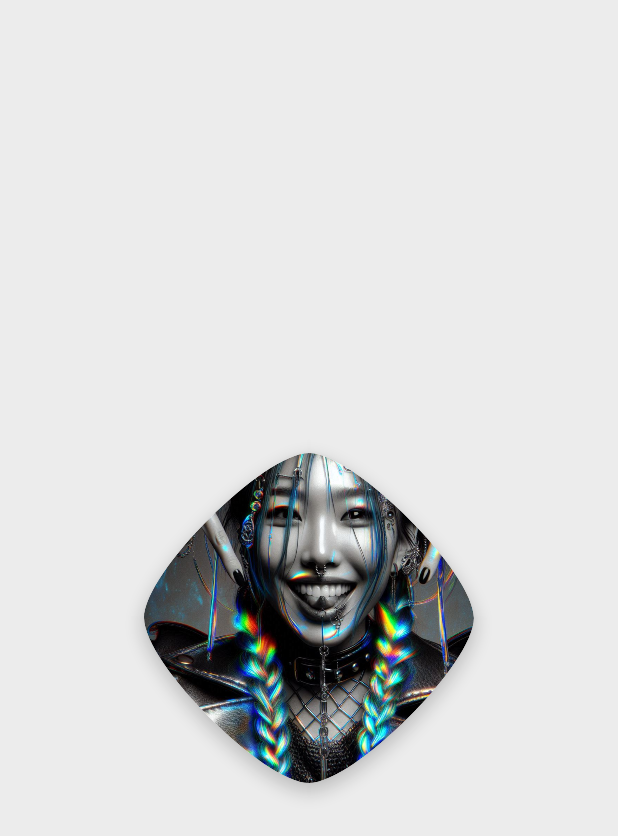
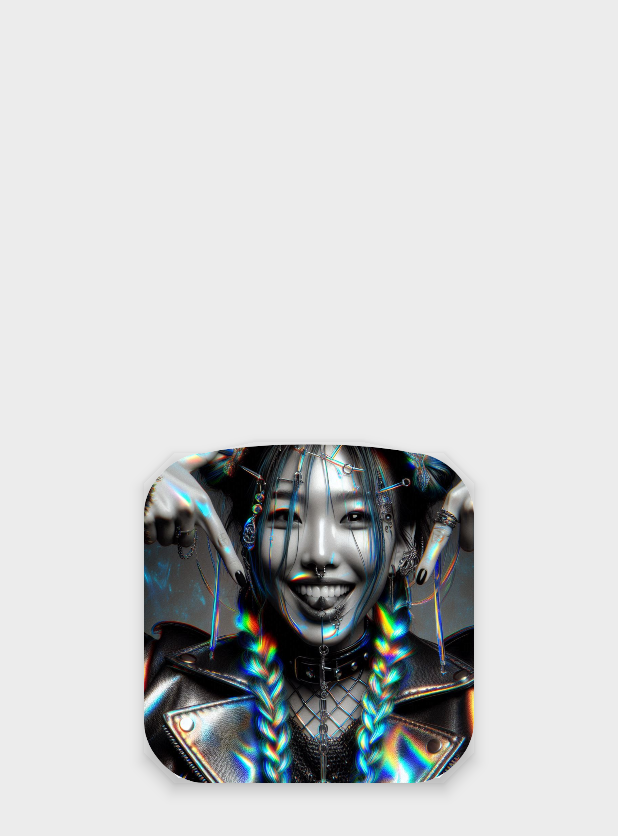
Before and after one commit to JumpingKeyCaps/BulgedComposeShaper, an Android app built with Jetpack Compose: the screen it shows after launch (MainActivity), on a phone screen of 412 x 824 dp. Shown: the top 836 px of the screen. Run offline under Robolectric (Android 15) with nearby library versions, the phone set to English and light mode, and no system bars.

Commit message:
feature(main): Tweak main activity to use the new demo screen.

```diff
--- a/app/src/main/java/com/lebaillyapp/bulgedcomposeshaper/MainActivity.kt
+++ b/app/src/main/java/com/lebaillyapp/bulgedcomposeshaper/MainActivity.kt
@@ -12,6 +12,7 @@ import androidx.compose.material3.Scaffold
 import androidx.compose.ui.Alignment
 import androidx.compose.ui.Modifier
 import androidx.compose.ui.graphics.Color
+import com.lebaillyapp.bulgedcomposeshaper.demo.BulgedAnimFullDemo
 import com.lebaillyapp.bulgedcomposeshaper.demo.BulgedAnimShapeDemo
 import com.lebaillyapp.bulgedcomposeshaper.demo.BulgedShapeDemo
 import com.lebaillyapp.bulgedcomposeshaper.ui.theme.BulgedComposeShaperTheme
@@ -30,7 +31,9 @@ class MainActivity : ComponentActivity() {
                        // 1 - Simple use demo
                      //  BulgedShapeDemo(modifier = Modifier.align(Alignment.Center))
                        // 2 - Animated demo
-                       BulgedAnimShapeDemo(modifier = Modifier.align(Alignment.Center))
+                   //    BulgedAnimShapeDemo(modifier = Modifier.align(Alignment.Center))
+                       // 3 - Animated demo with idle mode
+                       BulgedAnimFullDemo(modifier = Modifier.align(Alignment.Center))
                    }
                 }
             }
```
